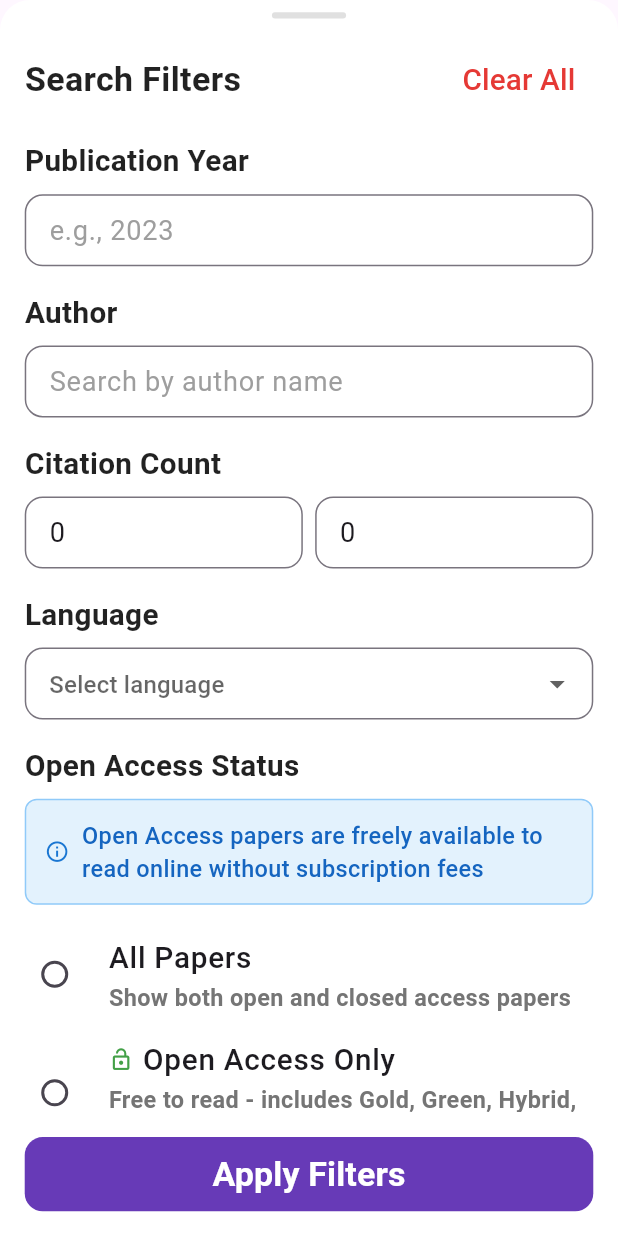
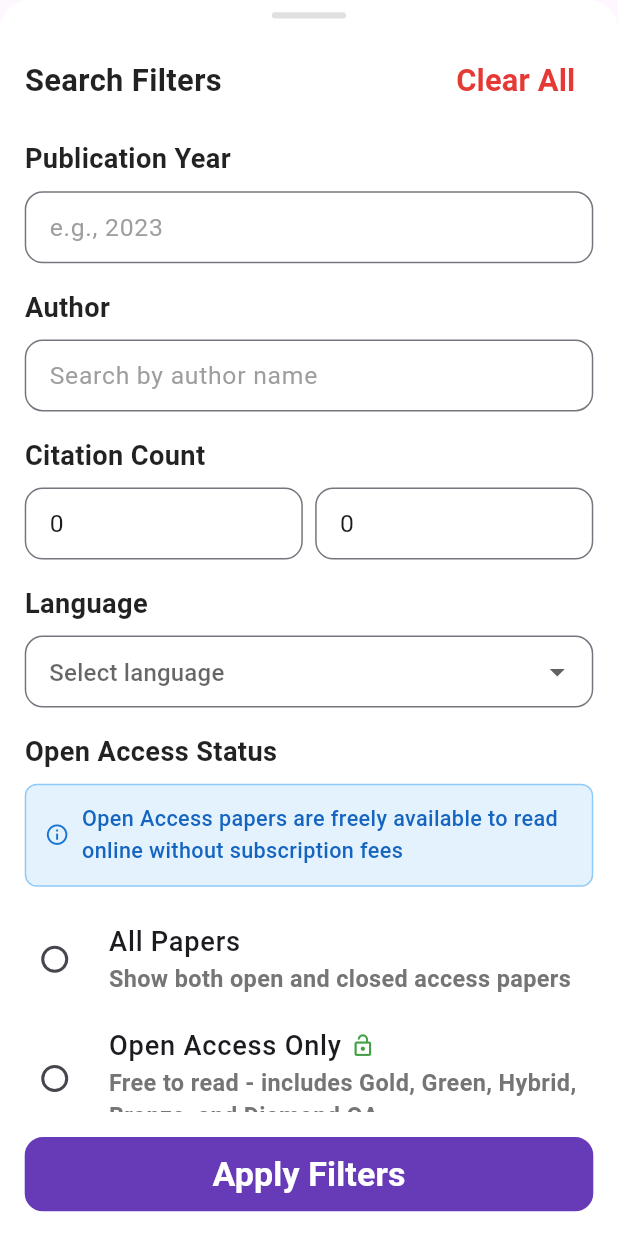
Before and after one commit to may-tas/QuickPaper, a Flutter app: the SearchFiltersBottomSheet widget shown alone on an empty page, opened directly with empty values, on a phone screen of 412 x 824 dp. Run offline on Flutter 3.47's test engine with Material 3 defaults, Android fonts, the phone set to English and light mode, and no system bars; our stand-ins replace equatable, flutter_bloc, flutter_dotenv, flutter_markdown, google_fonts, google_generative_ai and 2 more; accounts and stored records are empty; network calls fail.

Commit message:
Refactor citation filter handling in ArticleCubit; add clearCitationFilters method and update FilterChipsWidget to use it. Enhance UI styles in SearchFiltersBottomSheet for better readability and consistency.

```diff
--- a/lib/screens/home_screen.dart
+++ b/lib/screens/home_screen.dart
@@ -325,7 +325,7 @@ class _HomeScreenState extends State<HomeScreen> {
         children: [
           Icon(
             Icons.search,
-            size: 64,
+            size: 84,
             color: Colors.grey[400],
           ),
           const SizedBox(height: 16),
--- a/lib/widgets/filter_chips_widget.dart
+++ b/lib/widgets/filter_chips_widget.dart
@@ -43,10 +43,7 @@ class FilterChipsWidget extends StatelessWidget {
             _buildFilterChip(
               context,
               'Citations: ${filters.minCitationCount ?? "0"} - ${filters.maxCitationCount ?? "∞"}',
-              () {
-                context.read<ArticleCubit>().filterByMinCitationCount(null);
-                context.read<ArticleCubit>().filterByMaxCitationCount(null);
-              },
+              () => context.read<ArticleCubit>().clearCitationFilters(),
             ),
           if (filters.language != null)
             _buildFilterChip(
--- a/lib/widgets/search_filters_bottom_sheet.dart
+++ b/lib/widgets/search_filters_bottom_sheet.dart
@@ -81,7 +81,7 @@ class _SearchFiltersBottomSheetState extends State<SearchFiltersBottomSheet> {
               children: [
                 Text(
                   'Search Filters',
-                  style: Typo.titleLarge.copyWith(
+                  style: Typo.titleMedium.copyWith(
                     fontWeight: FontWeight.w600,
                     color: Colors.black87,
                   ),
@@ -90,9 +90,9 @@ class _SearchFiltersBottomSheetState extends State<SearchFiltersBottomSheet> {
                   onPressed: _clearFilters,
                   child: Text(
                     'Clear All',
-                    style: Typo.bodyMedium.copyWith(
+                    style: Typo.titleMedium.copyWith(
                       color: Colors.red[600],
-                      fontWeight: FontWeight.w500,
+                      fontWeight: FontWeight.w600,
                     ),
                   ),
                 ),
@@ -222,7 +222,7 @@ class _SearchFiltersBottomSheetState extends State<SearchFiltersBottomSheet> {
                               Expanded(
                                 child: Text(
                                   'Open Access papers are freely available to read online without subscription fees',
-                                  style: Typo.bodySmall.copyWith(
+                                  style: Typo.headlineSmall.copyWith(
                                     color: Colors.blue[800],
                                     fontWeight: FontWeight.w500,
                                   ),
@@ -235,11 +235,17 @@ class _SearchFiltersBottomSheetState extends State<SearchFiltersBottomSheet> {
 
                         // Radio options
                         RadioListTile<bool?>(
-                          title: Text('All Papers', style: Typo.bodyMedium),
+                          title: Text(
+                            'All Papers',
+                            style: Typo.titleSmall.copyWith(
+                              fontWeight: FontWeight.w500,
+                            ),
+                          ),
                           subtitle: Text(
                             'Show both open and closed access papers',
-                            style: Typo.bodySmall
-                                .copyWith(color: Colors.grey[600]),
+                            style: Typo.bodySmall.copyWith(
+                              color: Colors.grey[600],
+                            ),
                           ),
                           value: null,
                           groupValue: _isOpenAccess,
@@ -250,13 +256,18 @@ class _SearchFiltersBottomSheetState extends State<SearchFiltersBottomSheet> {
                         RadioListTile<bool?>(
                           title: Row(
                             children: [
+                              Text(
+                                'Open Access Only',
+                                style: Typo.titleSmall.copyWith(
+                                  fontWeight: FontWeight.w500,
+                                ),
+                              ),
+                              SizedBox(width: SizeConfig.getPercentSize(1.5)),
                               Icon(
                                 Icons.lock_open,
                                 color: Colors.green[600],
                                 size: SizeConfig.getPercentSize(4),
                               ),
-                              SizedBox(width: SizeConfig.getPercentSize(1.5)),
-                              Text('Open Access Only', style: Typo.bodyMedium),
                             ],
                           ),
                           subtitle: Text(
@@ -273,14 +284,18 @@ class _SearchFiltersBottomSheetState extends State<SearchFiltersBottomSheet> {
                         RadioListTile<bool?>(
                           title: Row(
                             children: [
+                              Text(
+                                'Subscription Required',
+                                style: Typo.titleSmall.copyWith(
+                                  fontWeight: FontWeight.w500,
+                                ),
+                              ),
+                              SizedBox(width: SizeConfig.getPercentSize(1.5)),
                               Icon(
                                 Icons.lock,
                                 color: Colors.red[600],
                                 size: SizeConfig.getPercentSize(4),
                               ),
-                              SizedBox(width: SizeConfig.getPercentSize(1.5)),
-                              Text('Subscription Required',
-                                  style: Typo.bodyMedium),
                             ],
                           ),
                           subtitle: Text(
@@ -381,7 +396,7 @@ class _SearchFiltersBottomSheetState extends State<SearchFiltersBottomSheet> {
       children: [
         Text(
           title,
-          style: Typo.bodyMedium.copyWith(
+          style: Typo.titleSmall.copyWith(
             fontWeight: FontWeight.w600,
             color: Colors.black87,
           ),
@@ -400,10 +415,11 @@ class _SearchFiltersBottomSheetState extends State<SearchFiltersBottomSheet> {
     return TextField(
       controller: controller,
       keyboardType: keyboardType,
-      style: Typo.titleSmall,
+      style: Typo.titleSmall.copyWith(fontSize: SizeConfig.getPercentSize(4)),
       decoration: InputDecoration(
         hintText: hintText,
-        hintStyle: Typo.titleSmall.copyWith(color: Colors.grey[500]),
+        hintStyle: Typo.titleSmall.copyWith(
+            color: Colors.grey[500], fontSize: SizeConfig.getPercentSize(4)),
         border: OutlineInputBorder(
           borderRadius: BorderRadius.circular(12),
           borderSide: BorderSide(color: Colors.grey[300]!),
```
Also changed, not shown: lib/cubit/article_cubit.dart (+8 -16 lines), lib/screens/article_preview_screen.dart (+6 -33 lines), lib/utils/network_painter.dart (added, +29 -0 lines).
